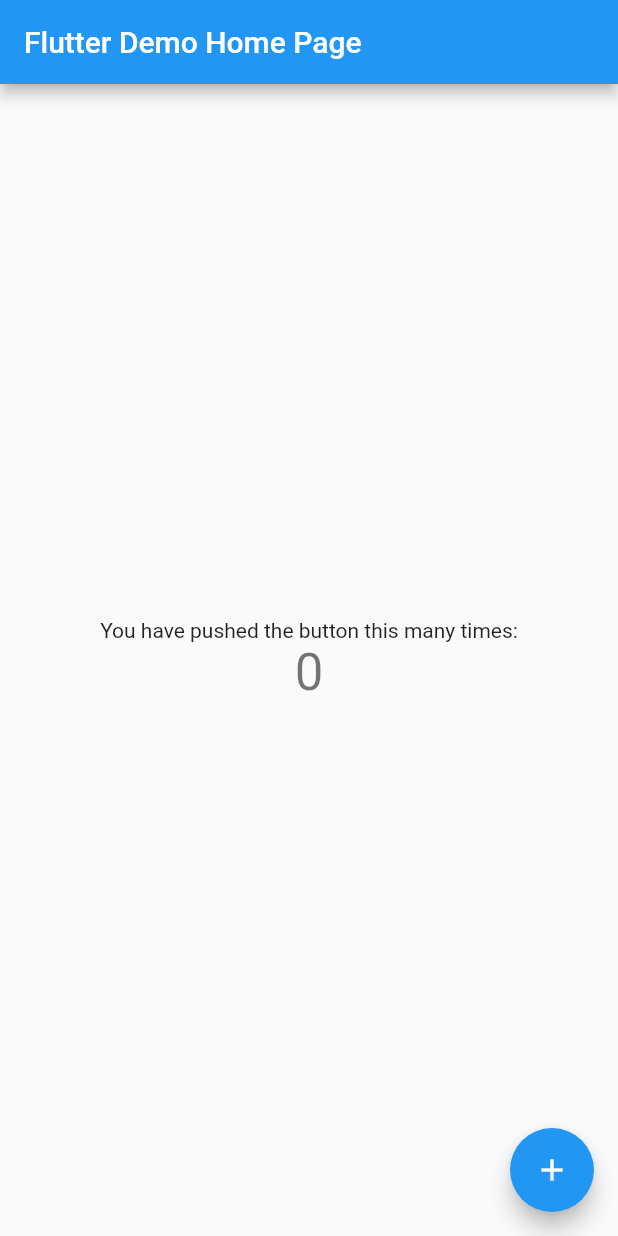
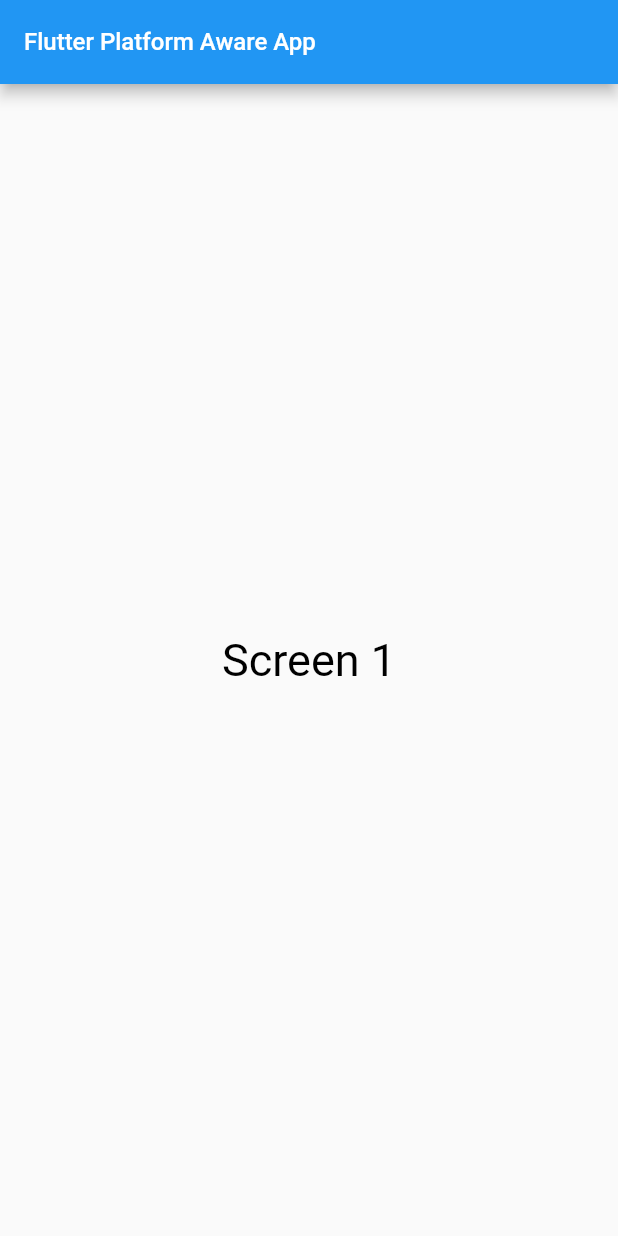
Before and after one commit to sreeharikv112/FlutterPlatformSpecificApp, a Flutter app: the screen it shows after launch, on a phone screen of 412 x 824 dp. Run offline on Flutter 3.47's test engine with Material 2 defaults, Android fonts, the phone set to English and light mode, and no system bars; drawn by our look-alikes of flutter_platform_widgets.

Commit message:
initial screen

```diff
--- a/lib/main.dart
+++ b/lib/main.dart
@@ -1,4 +1,24 @@
+import 'package:flutter/cupertino.dart';
 import 'package:flutter/material.dart';
+import 'package:flutter_platform_specific_app/ui/apphomepage.dart';
+import 'package:flutter_platform_widgets/flutter_platform_widgets.dart';
+
+
+final materialThemeData = ThemeData(
+    primarySwatch: Colors.blue,
+    scaffoldBackgroundColor: Colors.white,
+    accentColor: Colors.blue,
+    appBarTheme: AppBarTheme(color: Colors.blue.shade600),
+    primaryColor: Colors.blue,
+    secondaryHeaderColor: Colors.blue,
+    canvasColor: Colors.blue,
+    backgroundColor: Colors.red,
+    textTheme: TextTheme().copyWith(body1: TextTheme().body1));
+
+final cupertinoTheme = CupertinoThemeData(
+    primaryColor: Colors.blue,
+    barBackgroundColor: Colors.blue,
+    scaffoldBackgroundColor: Colors.white);
 
 void main() => runApp(MyApp());
 
@@ -6,106 +26,12 @@ class MyApp extends StatelessWidget {
   // This widget is the root of your application.
   @override
   Widget build(BuildContext context) {
-    return MaterialApp(
+    return PlatformApp(
+      debugShowCheckedModeBanner: false,
       title: 'Flutter Demo',
-      theme: ThemeData(
-        // This is the theme of your application.
-        //
-        // Try running your application with "flutter run". You'll see the
-        // application has a blue toolbar. Then, without quitting the app, try
-        // changing the primarySwatch below to Colors.green and then invoke
-        // "hot reload" (press "r" in the console where you ran "flutter run",
-        // or simply save your changes to "hot reload" in a Flutter IDE).
-        // Notice that the counter didn't reset back to zero; the application
-        // is not restarted.
-        primarySwatch: Colors.blue,
-      ),
-      home: MyHomePage(title: 'Flutter Demo Home Page'),
+      android: (_) => MaterialAppData(theme: materialThemeData),
+      ios: (_) => CupertinoAppData(theme: cupertinoTheme),
+      home: AppHomePage(title: 'Flutter Platform Aware App'),
     );
   }
 }
-
-class MyHomePage extends StatefulWidget {
-  MyHomePage({Key key, this.title}) : super(key: key);
-
-  // This widget is the home page of your application. It is stateful, meaning
-  // that it has a State object (defined below) that contains fields that affect
-  // how it looks.
-
-  // This class is the configuration for the state. It holds the values (in this
-  // case the title) provided by the parent (in this case the App widget) and
-  // used by the build method of the State. Fields in a Widget subclass are
-  // always marked "final".
-
-  final String title;
-
-  @override
-  _MyHomePageState createState() => _MyHomePageState();
-}
-
-class _MyHomePageState extends State<MyHomePage> {
-  int _counter = 0;
-
-  void _incrementCounter() {
-    setState(() {
-      // This call to setState tells the Flutter framework that something has
-      // changed in this State, which causes it to rerun the build method below
-      // so that the display can reflect the updated values. If we changed
-      // _counter without calling setState(), then the build method would not be
-      // called again, and so nothing would appear to happen.
-      _counter++;
-    });
-  }
-
-  @override
-  Widget build(BuildContext context) {
-    // This method is rerun every time setState is called, for instance as done
-    // by the _incrementCounter method above.
-    //
-    // The Flutter framework has been optimized to make rerunning build methods
-    // fast, so that you can just rebuild anything that needs updating rather
-    // than having to individually change instances of widgets.
-    return Scaffold(
-      appBar: AppBar(
-        // Here we take the value from the MyHomePage object that was created by
-        // the App.build method, and use it to set our appbar title.
-        title: Text(widget.title),
-      ),
-      body: Center(
-        // Center is a layout widget. It takes a single child and positions it
-        // in the middle of the parent.
-        child: Column(
-          // Column is also a layout widget. It takes a list of children and
-          // arranges them vertically. By default, it sizes itself to fit its
-          // children horizontally, and tries to be as tall as its parent.
-          //
-          // Invoke "debug painting" (press "p" in the console, choose the
-          // "Toggle Debug Paint" action from the Flutter Inspector in Android
-          // Studio, or the "Toggle Debug Paint" command in Visual Studio Code)
-          // to see the wireframe for each widget.
-          //
-          // Column has various properties to control how it sizes itself and
-          // how it positions its children. Here we use mainAxisAlignment to
-          // center the children vertically; the main axis here is the vertical
-          // axis because Columns are vertical (the cross axis would be
-          // horizontal).
-          mainAxisAlignment: MainAxisAlignment.center,
-          children: <Widget>[
-            Text(
-              'You have pushed the button this many times:',
-            ),
-            Text(
-              '$_counter',
-              style: Theme.of(context).textTheme.display1,
-            ),
-          ],
-        ),
-      ),
-      floatingActionButton: FloatingActionButton(
-        onPressed: _incrementCounter,
-        tooltip: 'Increment',
-        child: Icon(Icons.add),
-      ), // This trailing comma makes auto-formatting nicer for build methods.
-    );
-  }
-}
--- /dev/null
+++ b/lib/ui/apphomepage.dart
@@ -0,0 +1,49 @@
+
+import 'package:flutter/cupertino.dart';
+import 'package:flutter/material.dart';
+import 'package:flutter_platform_widgets/flutter_platform_widgets.dart';
+
+final toolbarTextStyle = TextStyle(color: Colors.white, fontSize: 16.0);
+
+class AppHomePage extends StatefulWidget {
+  AppHomePage({Key key, this.title}) : super(key: key);
+  final String title;
+  @override
+  _AppHomePageState createState() => _AppHomePageState();
+}
+
+class _AppHomePageState extends State<AppHomePage> {
+  @override
+  Widget build(BuildContext context) {
+      return PlatformScaffold(
+      appBar: PlatformAppBar(
+        title: Text(widget.title, style: toolbarTextStyle,),
+        ios: (_)=> CupertinoNavigationBarData(
+          transitionBetweenRoutes: false,
+          trailing: PlatformButton(
+            padding: EdgeInsets.all(4.0),
+            child: Icon(
+              Icons.add,
+              color: Colors.white,
+            ),
+          ),
+        ),
+      ),
+
+      android: (_) => MaterialScaffoldData(
+        floatingActionButton: FloatingActionButton(
+        onPressed: () {
+        },
+        tooltip: 'Screen 1',
+        child: Icon(Icons.add),
+      )
+      ),
+      body: Center(
+        child:
+        Text(
+            "Screen 1",
+            style: TextStyle(color: Colors.black, fontSize: 30),
+          ),
+      ));
+  }
+}
```
Also changed, not shown: pubspec.yaml (+0 -50 lines).
